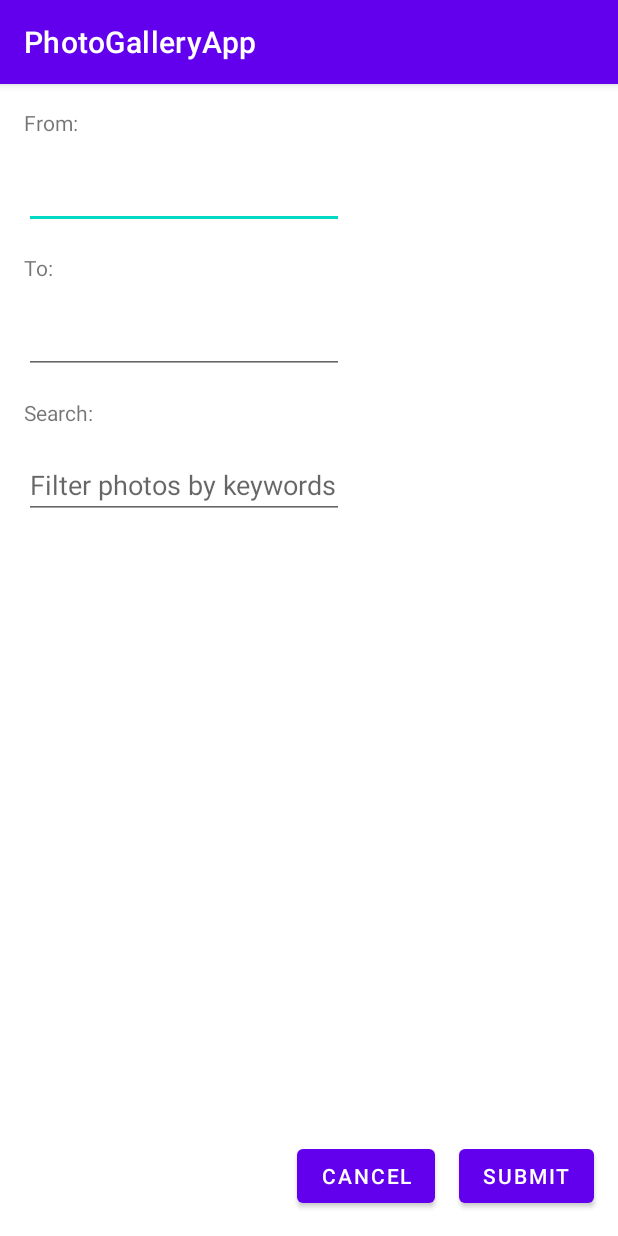
After one commit to Comp-7802-Fall-2021-project-group/Photo-Gallery-App, an Android app: the SearchActivity screen opened directly, with no data from a screen before it, on a phone screen of 412 x 824 dp. The commit adds this screen. Run offline under Robolectric (Android 15) with nearby library versions, the phone set to English and light mode, and no system bars.

Commit message:
Create SearchActivity layout for Task 3

```diff
--- a/app/src/main/AndroidManifest.xml
+++ b/app/src/main/AndroidManifest.xml
@@ -10,6 +10,9 @@
         android:supportsRtl="true"
         android:theme="@style/Theme.PhotoGalleryApp">
         <activity
+            android:name=".SearchActivity"
+            android:exported="true" />
+        <activity
             android:name=".MainActivity"
             android:exported="true">
             <intent-filter>
--- /dev/null
+++ b/app/src/main/java/com/example/photogalleryapp/SearchActivity.java
@@ -0,0 +1,14 @@
+package com.example.photogalleryapp;
+
+import androidx.appcompat.app.AppCompatActivity;
+
+import android.os.Bundle;
+
+public class SearchActivity extends AppCompatActivity {
+
+    @Override
+    protected void onCreate(Bundle savedInstanceState) {
+        super.onCreate(savedInstanceState);
+        setContentView(R.layout.activity_search_view);
+    }
+}
--- /dev/null
+++ b/app/src/main/res/layout/activity_search_view.xml
@@ -0,0 +1,92 @@
+<?xml version="1.0" encoding="utf-8"?>
+<androidx.constraintlayout.widget.ConstraintLayout xmlns:android="http://schemas.android.com/apk/res/android"
+    xmlns:app="http://schemas.android.com/apk/res-auto"
+    xmlns:tools="http://schemas.android.com/tools"
+    android:layout_width="match_parent"
+    android:layout_height="match_parent"
+    tools:context=".SearchActivity">
+
+    <TextView
+        android:id="@+id/labelStartDate"
+        android:layout_width="wrap_content"
+        android:layout_height="wrap_content"
+        android:layout_marginStart="16dp"
+        android:layout_marginTop="16dp"
+        android:text="@string/label_start_date"
+        app:layout_constraintStart_toStartOf="parent"
+        app:layout_constraintTop_toTopOf="parent" />
+
+    <TextView
+        android:id="@+id/labelEndDate"
+        android:layout_width="wrap_content"
+        android:layout_height="wrap_content"
+        android:layout_marginStart="16dp"
+        android:layout_marginTop="16dp"
+        android:text="@string/label_end_date"
+        app:layout_constraintStart_toStartOf="parent"
+        app:layout_constraintTop_toBottomOf="@+id/startDate" />
+
+    <EditText
+        android:id="@+id/startDate"
+        android:layout_width="wrap_content"
+        android:layout_height="wrap_content"
+        android:layout_marginStart="16dp"
+        android:layout_marginTop="16dp"
+        android:ems="10"
+        android:inputType="date"
+        app:layout_constraintStart_toStartOf="parent"
+        app:layout_constraintTop_toBottomOf="@+id/labelStartDate" />
+
+    <EditText
+        android:id="@+id/endDate"
+        android:layout_width="wrap_content"
+        android:layout_height="wrap_content"
+        android:layout_marginStart="16dp"
+        android:layout_marginTop="16dp"
+        android:ems="10"
+        android:inputType="date"
+        app:layout_constraintStart_toStartOf="parent"
+        app:layout_constraintTop_toBottomOf="@+id/labelEndDate" />
+
+    <TextView
+        android:id="@+id/labelSearchKeywords"
+        android:layout_width="wrap_content"
+        android:layout_height="wrap_content"
+        android:layout_marginStart="16dp"
+        android:layout_marginTop="16dp"
+        android:text="@string/label_keywords"
+        app:layout_constraintStart_toStartOf="parent"
+        app:layout_constraintTop_toBottomOf="@+id/endDate" />
+
+    <EditText
+        android:id="@+id/editKeywordSearch"
+        android:layout_width="wrap_content"
+        android:layout_height="wrap_content"
+        android:layout_marginStart="16dp"
+        android:layout_marginTop="16dp"
+        android:ems="10"
+        android:hint="@string/search_message"
+        android:inputType="textPersonName"
+        app:layout_constraintStart_toStartOf="parent"
+        app:layout_constraintTop_toBottomOf="@+id/labelSearchKeywords" />
+
+    <Button
+        android:id="@+id/button5"
+        android:layout_width="wrap_content"
+        android:layout_height="wrap_content"
+        android:layout_marginEnd="16dp"
+        android:layout_marginBottom="16dp"
+        android:text="@string/button_submit"
+        app:layout_constraintBottom_toBottomOf="parent"
+        app:layout_constraintEnd_toEndOf="parent" />
+
+    <Button
+        android:id="@+id/button6"
+        android:layout_width="wrap_content"
+        android:layout_height="wrap_content"
+        android:layout_marginEnd="16dp"
+        android:layout_marginBottom="16dp"
+        android:text="@string/button_cancel"
+        app:layout_constraintBottom_toBottomOf="parent"
+        app:layout_constraintEnd_toStartOf="@+id/button5" />
+</androidx.constraintlayout.widget.ConstraintLayout>
--- a/app/src/main/res/values/strings.xml
+++ b/app/src/main/res/values/strings.xml
@@ -5,4 +5,11 @@
     <string name="button_search">Search</string>
     <string name="button_left">Left</string>
     <string name="button_right">Right</string>
+
+    <string name="label_start_date">From:</string>
+    <string name="label_end_date">To:</string>
+    <string name="label_keywords">Search:</string>
+    <string name="search_message">Filter photos by keywords</string>
+    <string name="button_submit">Submit</string>
+    <string name="button_cancel">Cancel</string>
 </resources>
```
